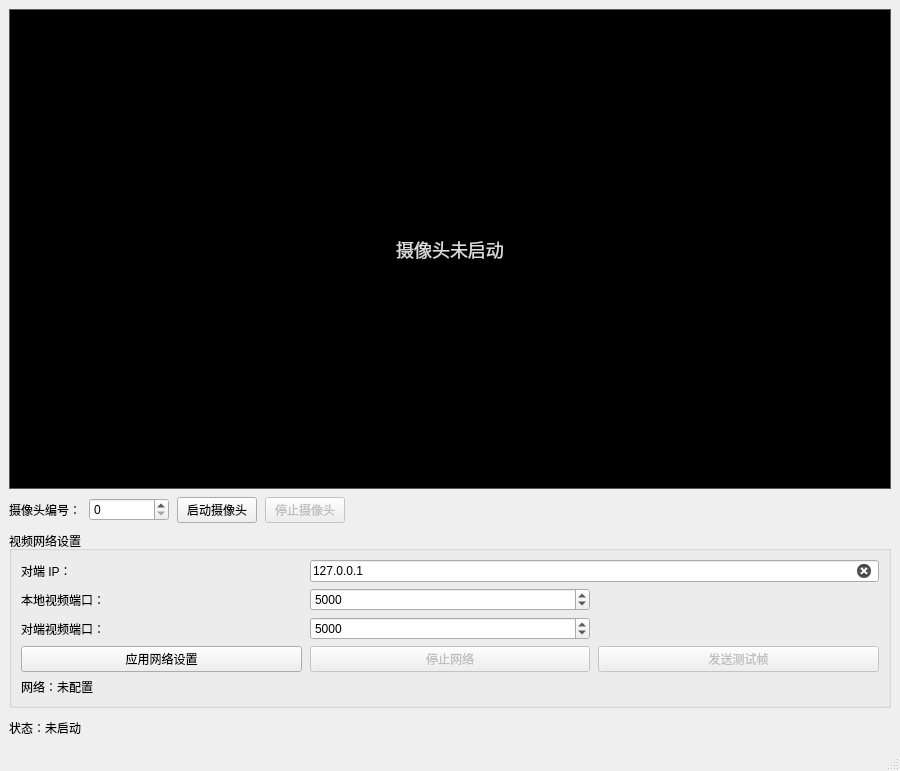
This is mainwindow.ui in RBzhang/video_call as Qt 5 draws it before an edit. The edited form follows.
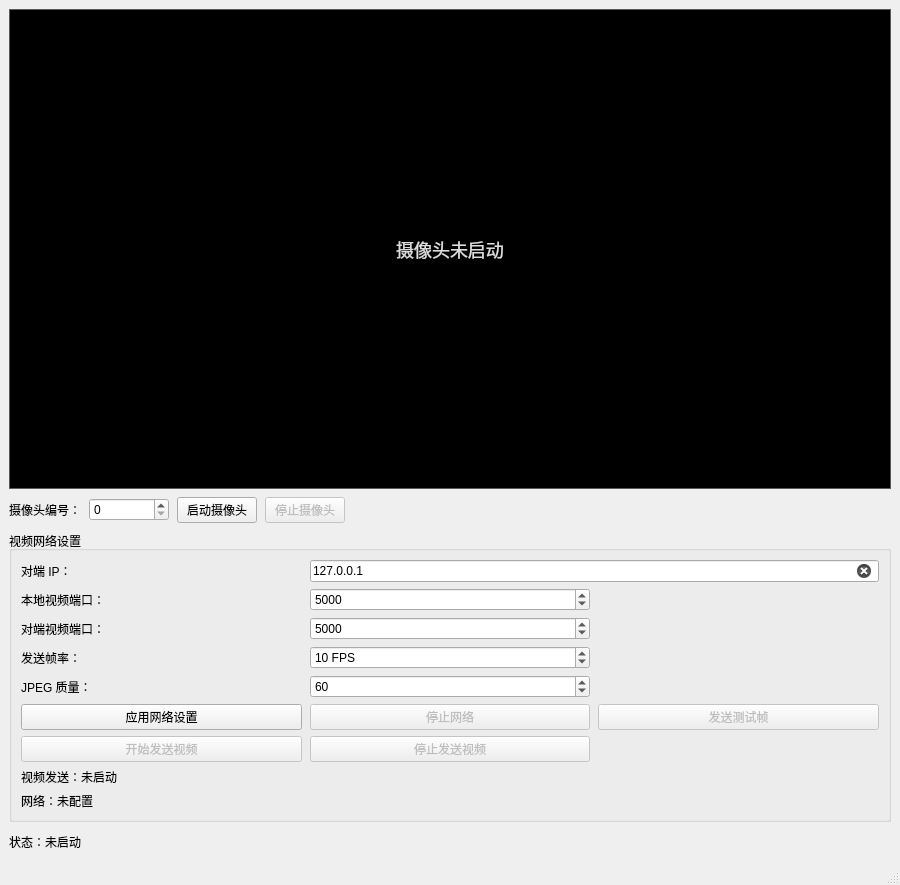
This is the edited form.

Commit message: Add JPEG camera streaming over UDP

Diff of the .ui file:
```diff
--- a/mainwindow.ui
+++ b/mainwindow.ui
@@ -263,13 +263,56 @@
         </widget>
        </item>
        <item row="3" column="0">
+        <widget class="QLabel" name="videoSendFpsTextLabel">
+         <property name="text">
+          <string>发送帧率：</string>
+         </property>
+        </widget>
+       </item>
+       <item row="3" column="1">
+        <widget class="QSpinBox" name="videoSendFpsSpinBox">
+         <property name="minimum">
+          <number>1</number>
+         </property>
+         <property name="maximum">
+          <number>30</number>
+         </property>
+         <property name="value">
+          <number>10</number>
+         </property>
+         <property name="suffix">
+          <string> FPS</string>
+         </property>
+        </widget>
+       </item>
+       <item row="4" column="0">
+        <widget class="QLabel" name="jpegQualityTextLabel">
+         <property name="text">
+          <string>JPEG 质量：</string>
+         </property>
+        </widget>
+       </item>
+       <item row="4" column="1">
+        <widget class="QSpinBox" name="jpegQualitySpinBox">
+         <property name="minimum">
+          <number>1</number>
+         </property>
+         <property name="maximum">
+          <number>100</number>
+         </property>
+         <property name="value">
+          <number>60</number>
+         </property>
+        </widget>
+       </item>
+       <item row="5" column="0">
         <widget class="QPushButton" name="applyNetworkSettingsButton">
          <property name="text">
           <string>应用网络设置</string>
          </property>
         </widget>
        </item>
-       <item row="3" column="1">
+       <item row="5" column="1">
         <widget class="QPushButton" name="stopNetworkButton">
          <property name="enabled">
           <bool>false</bool>
@@ -279,7 +322,7 @@
          </property>
         </widget>
        </item>
-       <item row="3" column="2">
+       <item row="5" column="2">
         <widget class="QPushButton" name="sendTestFrameButton">
          <property name="enabled">
           <bool>false</bool>
@@ -289,7 +332,37 @@
          </property>
         </widget>
        </item>
-       <item row="4" column="0" colspan="3">
+       <item row="6" column="0">
+        <widget class="QPushButton" name="startVideoSendButton">
+         <property name="enabled">
+          <bool>false</bool>
+         </property>
+         <property name="text">
+          <string>开始发送视频</string>
+         </property>
+        </widget>
+       </item>
+       <item row="6" column="1">
+        <widget class="QPushButton" name="stopVideoSendButton">
+         <property name="enabled">
+          <bool>false</bool>
+         </property>
+         <property name="text">
+          <string>停止发送视频</string>
+         </property>
+        </widget>
+       </item>
+       <item row="7" column="0" colspan="3">
+        <widget class="QLabel" name="videoSendStatusLabel">
+         <property name="text">
+          <string>视频发送：未启动</string>
+         </property>
+         <property name="alignment">
+          <set>Qt::AlignLeading|Qt::AlignLeft|Qt::AlignVCenter</set>
+         </property>
+        </widget>
+       </item>
+       <item row="8" column="0" colspan="3">
         <widget class="QLabel" name="networkStatusLabel">
          <property name="text">
           <string>网络：未配置</string>
```
The commit also changes 10 other files.
